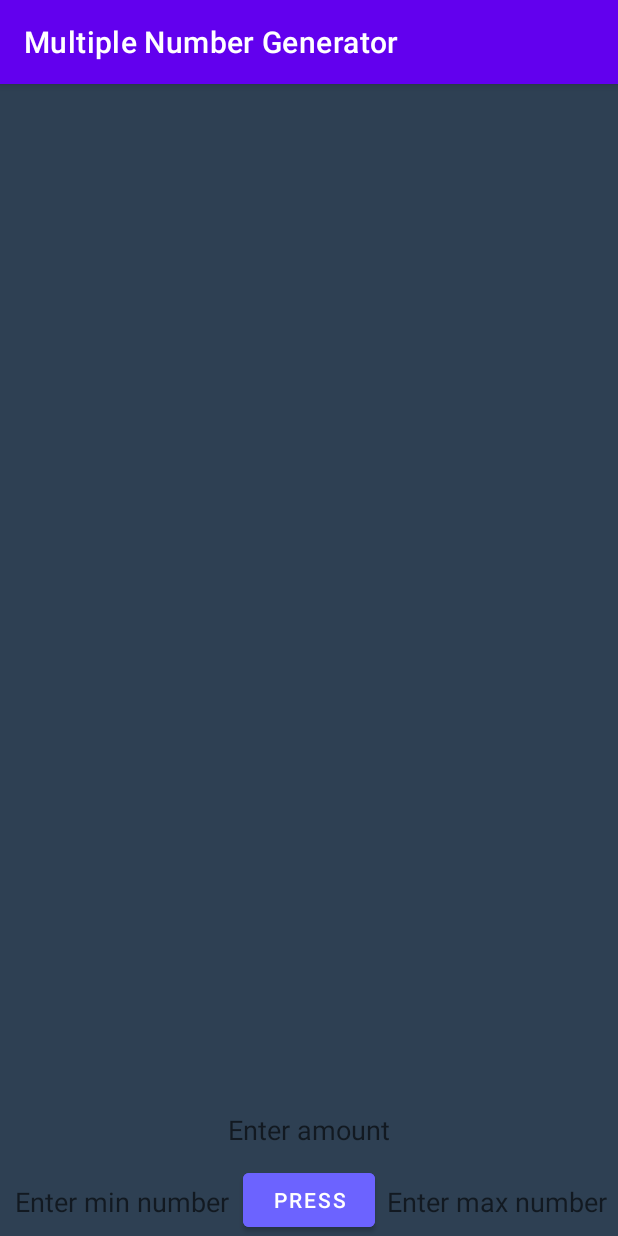
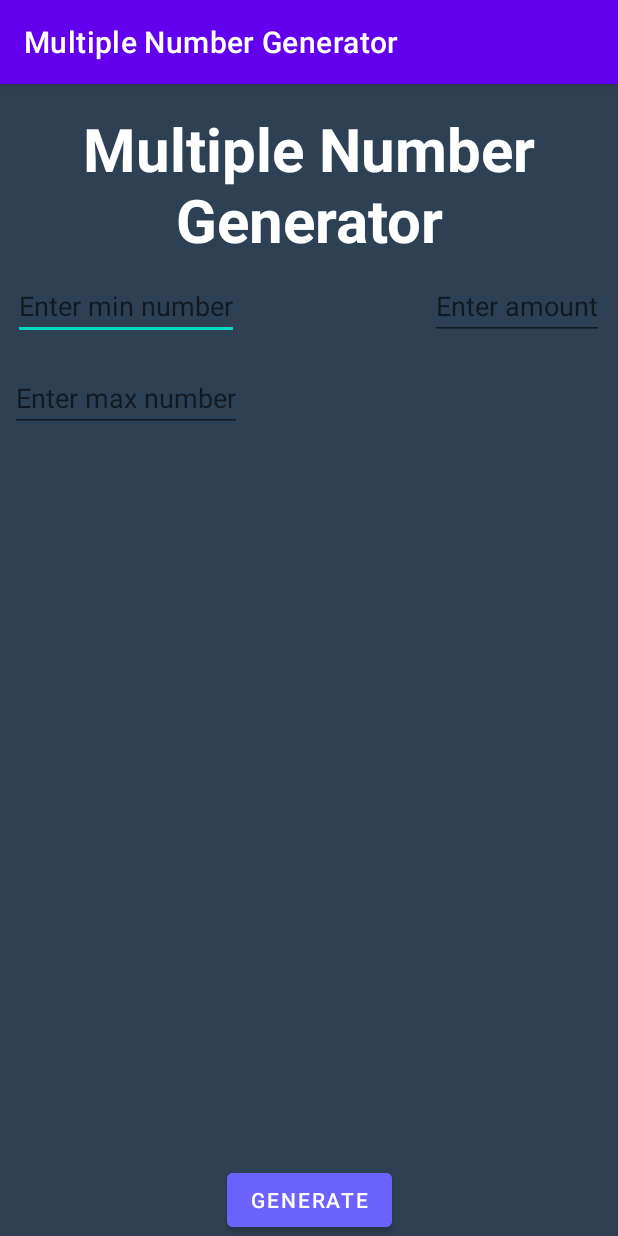
Before and after one commit to Mistakennnn/NumberGen, an Android app built with Jetpack Compose: the MultipleNumberGenerator screen opened directly, with no data from a screen before it, on a phone screen of 412 x 824 dp. Run offline under Robolectric (Android 15) with nearby library versions, the phone set to English and light mode, and no system bars; our stand-ins replace AdMob.

Commit message:
A lot, this was stuck on a broken pc.

```diff
--- a/app/build.gradle.kts
+++ b/app/build.gradle.kts
@@ -38,6 +38,7 @@ android {
     }
     buildFeatures {
         compose = true
+        viewBinding = true
     }
     composeOptions {
         kotlinCompilerExtensionVersion = "1.4.3"
@@ -62,6 +63,7 @@ dependencies {
     implementation("androidx.compose.ui:ui-graphics")
     implementation("androidx.compose.ui:ui-tooling-preview")
     implementation("androidx.compose.material3:material3")
+    implementation ("com.google.android.gms:play-services-ads:22.2.0")
     testImplementation("junit:junit:4.13.2")
     androidTestImplementation("androidx.test.ext:junit:1.1.5")
     androidTestImplementation("androidx.test.espresso:espresso-core:3.5.1")
--- a/app/src/main/java/com/Mistaken/NumberGen/FifthActivity.kt
+++ b/app/src/main/java/com/Mistaken/NumberGen/MultipleNamePicker.kt
@@ -8,10 +8,10 @@ import android.widget.TextView
 import com.daniel.firstappdaniel.R
 import kotlin.random.Random
 
-class FifthActivity : AppCompatActivity() {
+class MultipleNamePicker : AppCompatActivity() {
     override fun onCreate(savedInstanceState: Bundle?) {
         super.onCreate(savedInstanceState)
-        setContentView(R.layout.activity_fifth)
+        setContentView(R.layout.activity_multiplenamepicker)
         supportActionBar?.apply { title = "Multiple Name Picker" }
     }
 
--- a/app/src/main/java/com/Mistaken/NumberGen/FourthActivity.kt
+++ b/app/src/main/java/com/Mistaken/NumberGen/MultipleNumberGenerator.kt
@@ -10,10 +10,10 @@ import kotlin.math.max
 import kotlin.math.min
 import kotlin.random.Random
 
-class FourthActivity : AppCompatActivity() {
+class MultipleNumberGenerator : AppCompatActivity() {
     override fun onCreate(savedInstanceState: Bundle?) {
         super.onCreate(savedInstanceState)
-        setContentView(R.layout.activity_fourth)
+        setContentView(R.layout.activity_multiplenumbergenerator)
         supportActionBar?.apply { title = "Multiple Number Generator" }
     }
 
--- a/app/src/main/res/layout/activity_fourth.xml
+++ /dev/null
@@ -1,92 +0,0 @@
-<?xml version="1.0" encoding="utf-8"?>
-<androidx.constraintlayout.widget.ConstraintLayout
-    xmlns:android="http://schemas.android.com/apk/res/android"
-    xmlns:app="http://schemas.android.com/apk/res-auto"
-    xmlns:tools="http://schemas.android.com/tools"
-    android:layout_width="match_parent"
-    android:layout_height="match_parent"
-    tools:context="com.Mistaken.NumberGen.FourthActivity"
-    android:background="#2E4053">
-
-    <TextView
-        android:id="@+id/aviso"
-        android:layout_width="wrap_content"
-        android:layout_height="wrap_content"
-        app:layout_constraintEnd_toEndOf="parent"
-        app:layout_constraintStart_toStartOf="parent"
-        android:textSize="30sp"
-        android:textColor="#A9A9A9"
-        android:gravity="center"/>
-
-    <TextView
-        android:id="@+id/num"
-        android:layout_width="wrap_content"
-        android:layout_height="wrap_content"
-        android:gravity="center"
-        android:text=""
-        android:textColor="#FFFFFF"
-        app:layout_constraintEnd_toEndOf="parent"
-        app:layout_constraintStart_toStartOf="parent"
-        app:layout_constraintTop_toTopOf="@+id/textView4" />
-
-    <EditText
-        android:id="@+id/selector1"
-        android:layout_width="wrap_content"
-        android:layout_height="wrap_content"
-        android:inputType="number"
-        android:hint="Enter min number"
-        app:layout_constraintBottom_toBottomOf="parent"
-        app:layout_constraintEnd_toStartOf="@+id/boton1"
-        app:layout_constraintStart_toStartOf="parent"
-        android:maxLength="18"
-        android:textColor="#FFFFFF"
-        android:backgroundTint="#2E4053"/>
-
-    <EditText
-        android:id="@+id/selector2"
-        android:layout_width="wrap_content"
-        android:layout_height="wrap_content"
-        android:inputType="number"
-        android:hint="Enter max number"
-        app:layout_constraintBottom_toBottomOf="parent"
-        app:layout_constraintEnd_toEndOf="parent"
-        app:layout_constraintStart_toEndOf="@+id/boton1"
-        android:maxLength="18"
-        android:textColor="#FFFFFF"
-        android:backgroundTint="#2E4053"/>
-
-    <EditText
-        android:id="@+id/amount"
-        android:layout_width="wrap_content"
-        android:layout_height="wrap_content"
-        android:inputType="number"
-        android:hint="Enter amount"
-        app:layout_constraintBottom_toTopOf="@+id/boton1"
-        app:layout_constraintEnd_toEndOf="parent"
-        app:layout_constraintStart_toStartOf="parent"
-        android:maxLength="3"
-        android:textColor="#FFFFFF"
-        android:backgroundTint="#2E4053"/>
-
-    <Button
-        android:id="@+id/boton1"
-        android:layout_width="wrap_content"
-        android:layout_height="wrap_content"
-        android:onClick="numsRandom"
-        android:text="press"
-        android:textColor="#FFFFFF"
-        android:backgroundTint="#6C63FF"
-        app:layout_constraintBottom_toBottomOf="parent"
-        app:layout_constraintEnd_toEndOf="parent"
-        app:layout_constraintStart_toStartOf="parent" />
-
-    <TextView
-        android:id="@+id/textView4"
-        android:layout_width="wrap_content"
-        android:layout_height="wrap_content"
-        app:layout_constraintEnd_toEndOf="parent"
-        app:layout_constraintStart_toStartOf="parent"
-        app:layout_constraintTop_toBottomOf="@+id/aviso"
-        android:textColor="#FFFFFF"/>
-
-</androidx.constraintlayout.widget.ConstraintLayout>
--- /dev/null
+++ b/app/src/main/res/layout/activity_multiplenumbergenerator.xml
@@ -0,0 +1,128 @@
+<?xml version="1.0" encoding="utf-8"?>
+<androidx.constraintlayout.widget.ConstraintLayout
+    xmlns:android="http://schemas.android.com/apk/res/android"
+    xmlns:app="http://schemas.android.com/apk/res-auto"
+    xmlns:ads="http://schemas.android.com/apk/res-auto"
+    xmlns:tools="http://schemas.android.com/tools"
+    android:layout_width="match_parent"
+    android:layout_height="match_parent"
+    tools:context="com.Mistaken.NumberGen.MultipleNumberGenerator"
+    android:background="#2E4053">
+    <TextView
+        android:id="@+id/titleText"
+        android:layout_width="wrap_content"
+        android:layout_height="wrap_content"
+        android:text="Multiple Number Generator"
+        android:gravity="center"
+        android:textColor="#FFFFFF"
+        android:textSize="40sp"
+        android:textStyle="bold"
+        app:layout_constraintTop_toTopOf="parent"
+        app:layout_constraintStart_toStartOf="parent"
+        app:layout_constraintEnd_toEndOf="parent"
+        android:layout_marginTop="16dp" />
+
+    <TextView
+        android:id="@+id/aviso"
+        android:layout_width="wrap_content"
+        android:layout_height="wrap_content"
+        android:gravity="center"
+        android:textColor="#A9A9A9"
+        android:textSize="30sp"
+        app:layout_constraintEnd_toEndOf="parent"
+        app:layout_constraintStart_toStartOf="parent"
+        app:layout_constraintTop_toBottomOf="@+id/selector2" />
+
+    <ScrollView
+        android:id="@+id/scrollView2"
+        android:layout_width="0dp"
+        android:layout_height="0dp"
+        android:gravity="center"
+        app:layout_constraintBottom_toTopOf="@id/boton1"
+        app:layout_constraintEnd_toEndOf="parent"
+        app:layout_constraintStart_toStartOf="parent"
+        app:layout_constraintTop_toBottomOf="@id/textView4">
+
+        <TextView
+            android:id="@+id/num"
+            android:layout_width="wrap_content"
+            android:layout_height="wrap_content"
+            android:gravity="center"
+            android:text=""
+            android:textColor="#FFFFFF" />
+    </ScrollView>
+
+    <EditText
+        android:id="@+id/selector1"
+        android:layout_width="wrap_content"
+        android:layout_height="wrap_content"
+        android:layout_marginStart="16dp"
+        android:layout_marginTop="8dp"
+        android:hint="Enter min number"
+        android:inputType="number"
+        android:maxLength="18"
+        android:textColor="#FFFFFF"
+        app:layout_constraintEnd_toStartOf="@+id/boton1"
+        app:layout_constraintStart_toStartOf="parent"
+        app:layout_constraintTop_toBottomOf="@+id/titleText" />
+
+    <EditText
+        android:id="@+id/selector2"
+        android:layout_width="wrap_content"
+        android:layout_height="wrap_content"
+        android:layout_marginStart="16dp"
+        android:layout_marginTop="16dp"
+        android:hint="Enter max number"
+        android:inputType="number"
+        android:maxLength="18"
+        android:textColor="#FFFFFF"
+        app:layout_constraintEnd_toStartOf="@+id/boton1"
+        app:layout_constraintStart_toStartOf="parent"
+        app:layout_constraintTop_toBottomOf="@+id/selector1" />
+
+    <EditText
+        android:id="@+id/amount"
+        android:layout_width="wrap_content"
+        android:layout_height="wrap_content"
+        android:layout_marginStart="16dp"
+        android:layout_marginTop="8dp"
+        android:hint="Enter amount"
+        android:inputType="number"
+        android:maxLength="3"
+        android:textColor="#FFFFFF"
+        app:layout_constraintEnd_toEndOf="parent"
+        app:layout_constraintStart_toEndOf="@+id/boton1"
+        app:layout_constraintTop_toBottomOf="@+id/titleText" />
+
+    <Button
+        android:id="@+id/boton1"
+        android:layout_width="wrap_content"
+        android:layout_height="wrap_content"
+        android:onClick="numsRandom"
+        android:text="Generate"
+        android:textColor="#FFFFFF"
+        android:backgroundTint="#6C63FF"
+        app:layout_constraintBottom_toTopOf="@+id/banner"
+        app:layout_constraintEnd_toEndOf="parent"
+        app:layout_constraintStart_toStartOf="parent" />
+
+    <TextView
+        android:id="@+id/textView4"
+        android:layout_width="wrap_content"
+        android:layout_height="wrap_content"
+        android:textColor="#FFFFFF"
+        app:layout_constraintEnd_toEndOf="parent"
+        app:layout_constraintStart_toStartOf="parent"
+        app:layout_constraintTop_toBottomOf="@+id/aviso" />
+
+    <com.google.android.gms.ads.AdView
+        android:id="@+id/banner"
+        android:layout_width="wrap_content"
+        android:layout_height="wrap_content"
+        ads:adSize="BANNER"
+        ads:adUnitId="ca-app-pub-3940256099942544/6300978111"
+        app:layout_constraintBottom_toBottomOf="parent"
+        app:layout_constraintEnd_toEndOf="parent"
+        app:layout_constraintStart_toStartOf="parent" />
+
+</androidx.constraintlayout.widget.ConstraintLayout>
```
Also changed, not shown: app/src/main/AndroidManifest.xml (+12 -6 lines), app/src/main/java/com/Mistaken/NumberGen/AdManager.kt (added, +63 -0 lines), app/src/main/java/com/Mistaken/NumberGen/MainMenu.kt (+24 -7 lines), app/src/main/java/com/Mistaken/NumberGen/NamePicker.kt (renamed from app/src/main/java/com/Mistaken/NumberGen/ThirdActivity.kt, +9 -2 lines), app/src/main/java/com/Mistaken/NumberGen/NumberGenApp.kt (added, +17 -0 lines), app/src/main/java/com/Mistaken/NumberGen/NumberGuesser.kt (added, +105 -0 lines), app/src/main/java/com/Mistaken/NumberGen/OneNumberGenerator.kt (renamed from app/src/main/java/com/Mistaken/NumberGen/FirstActivity.kt, +9 -6 lines), app/src/main/java/com/Mistaken/NumberGen/SixthActivity.kt (deleted, +0 -63 lines), app/src/main/java/com/Mistaken/NumberGen/YesOrNo.kt (renamed from app/src/main/java/com/Mistaken/NumberGen/SecondActivity.kt, +11 -4 lines), app/src/main/res/layout/activity_main_menu.xml (+33 -8 lines), app/src/main/res/layout/activity_multiplenamepicker.xml (renamed from app/src/main/res/layout/activity_fifth.xml, +16 -6 lines), app/src/main/res/layout/activity_namepicker.xml (renamed from app/src/main/res/layout/activity_third.xml, +16 -5 lines), app/src/main/res/layout/activity_numbergueser.xml (renamed from app/src/main/res/layout/activity_sixth.xml, +26 -2 lines), app/src/main/res/layout/activity_onenumbergenerator.xml (renamed from app/src/main/res/layout/activity_first.xml, +12 -1 lines), 1 more files.
